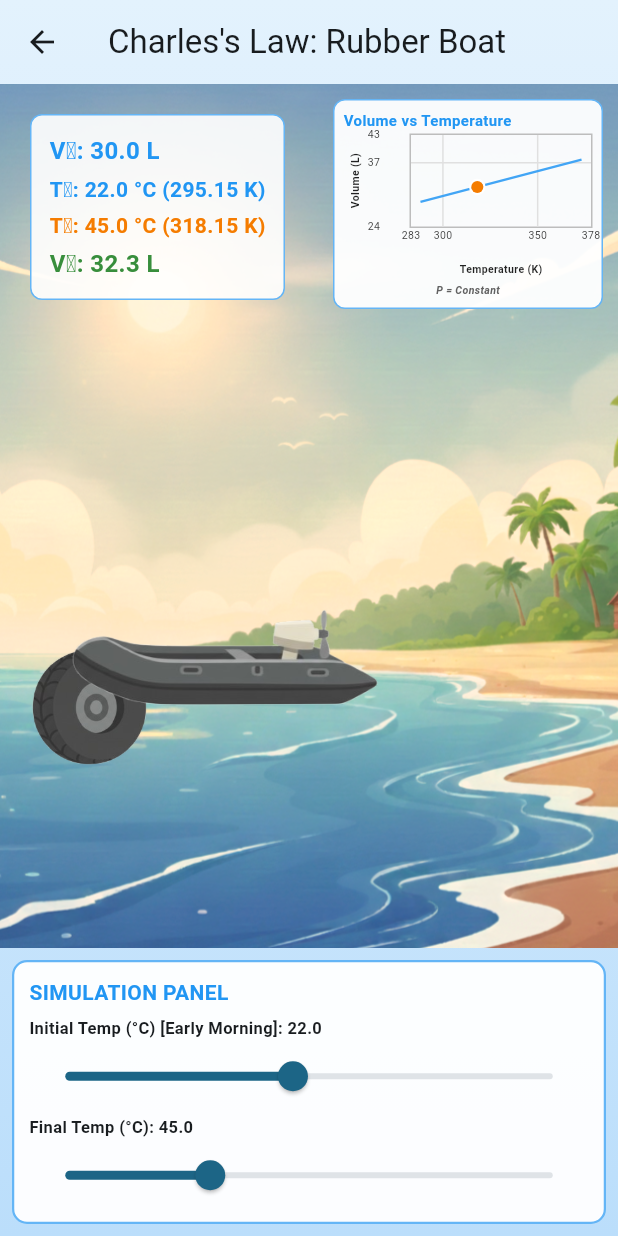
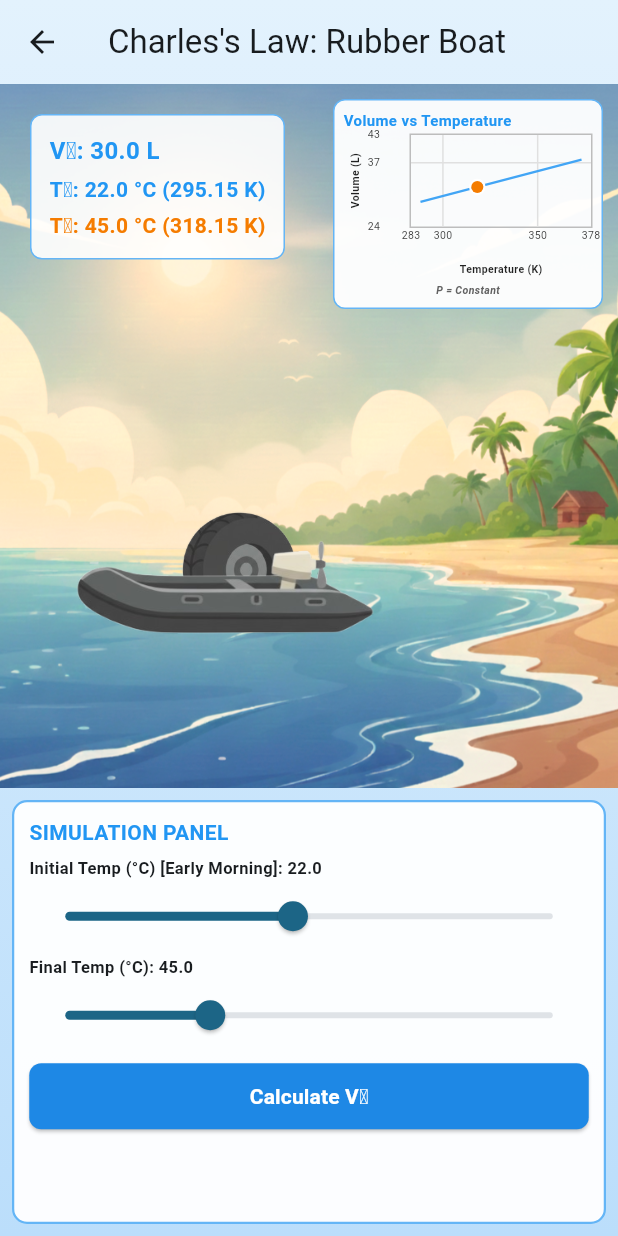
Before and after one commit to Selwynuy/GAS-LAWS, a Flutter app: the RubberBoatActivity screen opened directly, on a phone screen of 412 x 824 dp. Run offline on Flutter 3.47's test engine with Material 3 defaults, Android fonts, the phone set to English and light mode, and no system bars; drawn by our look-alikes of fl_chart; our stand-ins replace flutter_svg, just_audio, shared_preferences; accounts and stored records are empty.

Commit message:
Rubber boat simulator done

```diff
--- a/lib/features/charles_law/activities/rubber_boat/rubber_boat_activity.dart
+++ b/lib/features/charles_law/activities/rubber_boat/rubber_boat_activity.dart
@@ -22,6 +22,7 @@ class _RubberBoatActivityState extends State<RubberBoatActivity> {
   // V₁ = V₂ × T₁ / T₂ = 32.3 × 295.15 / 318.15 ≈ 29.95 L
   static const double _initialVolumeL = 30.0; // V₁ (approximately matches example)
   double _finalVolumeL = 30.0; // V₂ (calculated)
+  bool _showAnswer = false; // Whether to show the calculated answer
 
   // Constants
   // Initial temp range (early morning): 15-30°C, with 22°C in the middle
@@ -37,6 +38,7 @@ class _RubberBoatActivityState extends State<RubberBoatActivity> {
     super.initState();
     // Ensure final temp is within valid range
     _finalTempC = _finalTempC.clamp(_initialTempC, _maxFinalTempC);
+    // Calculate volume for visual effects, but don't show answer yet
     _calculateVolume();
   }
 
@@ -62,14 +64,6 @@ class _RubberBoatActivityState extends State<RubberBoatActivity> {
     return _finalVolumeL > _maxSafeVolumeL;
   }
 
-  /// Get the scale factor for boat (1.0 to ~1.1)
-  double _getBoatScale() {
-    // Scale from 1.0 at initial temp to 1.1 at max final temp
-    final tempRange = _maxFinalTempC - _initialTempC;
-    final tempProgress = (_finalTempC - _initialTempC) / tempRange.clamp(1.0, double.infinity);
-    return 1.0 + (tempProgress * 0.1).clamp(0.0, 0.1); // 1.0 to 1.1
-  }
-
   /// Get the scale factor for tire (more exaggerated, 1.0 to ~1.15)
   double _getTireScale() {
     // More exaggerated growth for tire
@@ -81,7 +75,7 @@ class _RubberBoatActivityState extends State<RubberBoatActivity> {
   /// Get background color filter based on temperature
   ColorFilter _getBackgroundColorFilter() {
     // Interpolate between cool (blue tint) and hot (orange/red tint)
-    final tempRange = _maxFinalTempC - _minInitialTempC;
+    const tempRange = _maxFinalTempC - _minInitialTempC;
     final tempProgress = tempRange > 0
         ? ((_finalTempC - _minInitialTempC) / tempRange).clamp(0.0, 1.0)
         : 0.0;
@@ -148,15 +142,15 @@ class _RubberBoatActivityState extends State<RubberBoatActivity> {
         child: SafeArea(
           child: Column(
             children: [
-              // Top Section: Visual Stack with Graph overlay (75% of height)
+              // Top Section: Visual Stack with Graph overlay (55% of height)
               Expanded(
-                flex: 3,
+                flex: 11,
                 child: _buildVisualStack(),
               ),
 
-              // Bottom Section: Simulation Panel (25% of height, full width)
+              // Bottom Section: Simulation Panel (45% of height, full width)
               Expanded(
-                flex: 1,
+                flex: 7,
                 child: _buildSimulationPanel(),
               ),
             ],
@@ -215,8 +209,8 @@ class _RubberBoatActivityState extends State<RubberBoatActivity> {
 
         // Tire Image (behind boat) - comes before boat in Stack to be behind it
         Positioned(
-          left: 20, // Position tire at the back (left side) of boat
-          bottom: 120, // Align with boat vertically
+          left: 120, // Position tire at the back (left side) of boat
+          bottom: 105, // Align with boat vertically
           child: AnimatedScale(
             scale: _getTireScale(),
             duration: const Duration(milliseconds: 300),
@@ -241,13 +235,10 @@ class _RubberBoatActivityState extends State<RubberBoatActivity> {
         ),
 
         // Boat Image (in front of tire) - comes after tire in Stack to be in front
+        // Boat does not expand - only the tire expands
         Positioned(
           left: 50, // Move to the left
-          bottom: 100, // Move down (from bottom)
-          child: AnimatedScale(
-            scale: _getBoatScale(),
-            duration: const Duration(milliseconds: 300),
-            curve: Curves.easeInOut,
+          bottom: 40, // Move down (from bottom)
           child: Image.asset(
             'assets/charles_law_act2/boat.png',
             width: 200,
@@ -260,7 +251,6 @@ class _RubberBoatActivityState extends State<RubberBoatActivity> {
                 child: const Icon(Icons.directions_boat, size: 100),
               );
             },
-            ),
           ),
         ),
 
@@ -302,15 +292,6 @@ class _RubberBoatActivityState extends State<RubberBoatActivity> {
                     fontSize: 14,
                     fontWeight: FontWeight.w600,
                     color: Colors.orange.shade700,
-                  ),
-                ),
-                const SizedBox(height: 4),
-                Text(
-                  'V₂: ${_finalVolumeL.toStringAsFixed(1)} L',
-                  style: TextStyle(
-                    fontSize: 16,
-                    fontWeight: FontWeight.bold,
-                    color: _isBurstWarning() ? Colors.red.shade700 : Colors.green.shade700,
                   ),
                 ),
               ],
@@ -366,7 +347,8 @@ class _RubberBoatActivityState extends State<RubberBoatActivity> {
                   _initialTempC = value.clamp(_minInitialTempC, _maxInitialTempC);
                   // Ensure final temp is always >= initial temp and within max range
                   _finalTempC = _finalTempC.clamp(_initialTempC, _maxFinalTempC);
-                  _calculateVolume();
+                  _calculateVolume(); // Update visuals
+                  _showAnswer = false; // Hide answer when sliders change
                 });
                 SoundService().playTouchSound();
               },
@@ -391,7 +373,8 @@ class _RubberBoatActivityState extends State<RubberBoatActivity> {
               onChanged: (value) {
                 setState(() {
                   _finalTempC = value.clamp(_initialTempC, _maxFinalTempC);
-                  _calculateVolume();
+                  _calculateVolume(); // Update visuals
+                  _showAnswer = false; // Hide answer when sliders change
                 });
                 SoundService().playTouchSound();
               },
@@ -399,7 +382,39 @@ class _RubberBoatActivityState extends State<RubberBoatActivity> {
 
             const SizedBox(height: 6),
 
-            // Result Box
+            // Calculate Button
+            SizedBox(
+              width: double.infinity,
+              child: ElevatedButton(
+                onPressed: () {
+                  setState(() {
+                    _calculateVolume();
+                    _showAnswer = true;
+                  });
+                  SoundService().playTouchSound();
+                },
+                style: ElevatedButton.styleFrom(
+                  backgroundColor: Colors.blue.shade600,
+                  foregroundColor: Colors.white,
+                  padding: const EdgeInsets.symmetric(vertical: 12),
+                  shape: RoundedRectangleBorder(
+                    borderRadius: BorderRadius.circular(8),
+                  ),
+                ),
+                child: const Text(
+                  'Calculate V₂',
+                  style: TextStyle(
+                    fontSize: 14,
+                    fontWeight: FontWeight.bold,
+                  ),
+                ),
+              ),
+            ),
+
+            const SizedBox(height: 6),
+
+            // Result Box (only show if answer is calculated)
+            if (_showAnswer)
             Container(
               width: double.infinity,
               padding: const EdgeInsets.symmetric(horizontal: 10, vertical: 8),
```
Lines whose indentation alone changed are shown as unchanged.
